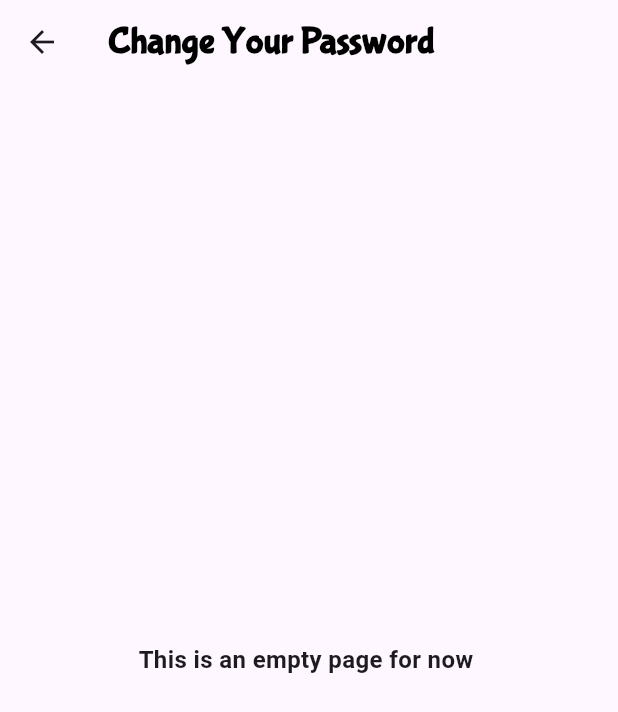
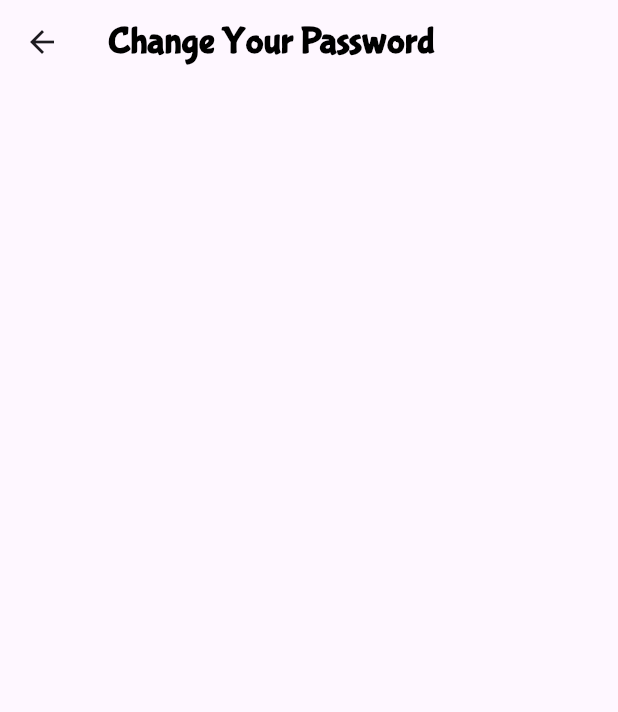
Before and after one commit to 39laxmann/E_commerce-App, a Flutter app: the ChangePassword screen opened directly, on a phone screen of 412 x 824 dp. Shown: the top 712 px of the screen. Run offline on Flutter 3.47's test engine with Material 3 defaults, Android fonts, the phone set to English and light mode, and no system bars; our stand-ins replace carousel_slider, shimmer; missing offline and left inert: dart:ffi.

```diff
--- a/lib/screens/change_password.dart
+++ b/lib/screens/change_password.dart
@@ -10,7 +10,7 @@
         title: const Text('Change Your Password',style: TextStyle(fontSize: 25),),
       ),
       body: const Center(
-        child: Text('This is an empty page for now '),
+
       ),
     );
   }
```
